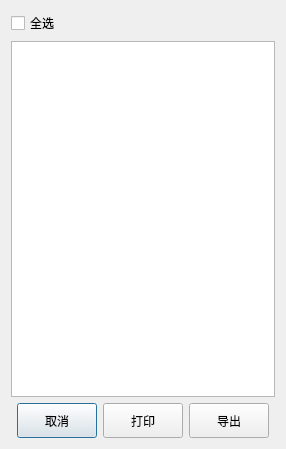
Old version of the form Qt/ERP/dialoguserprint.ui in the repository superp2017/NTERP.
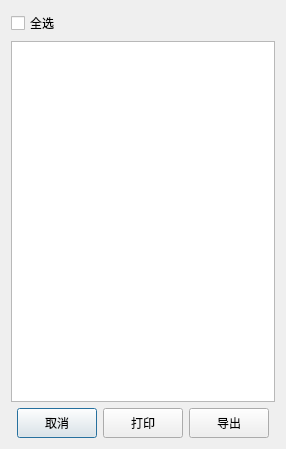
New version of the form.

Diff of the .ui file:
```diff
--- a/Qt/ERP/dialoguserprint.ui
+++ b/Qt/ERP/dialoguserprint.ui
@@ -37,7 +37,7 @@
        <property name="minimumSize">
         <size>
          <width>0</width>
-         <height>35</height>
+         <height>30</height>
         </size>
        </property>
        <property name="text">
@@ -50,7 +50,7 @@
        <property name="minimumSize">
         <size>
          <width>0</width>
-         <height>35</height>
+         <height>30</height>
         </size>
        </property>
        <property name="text">
@@ -63,7 +63,7 @@
        <property name="minimumSize">
         <size>
          <width>0</width>
-         <height>35</height>
+         <height>30</height>
         </size>
        </property>
        <property name="text">
```
